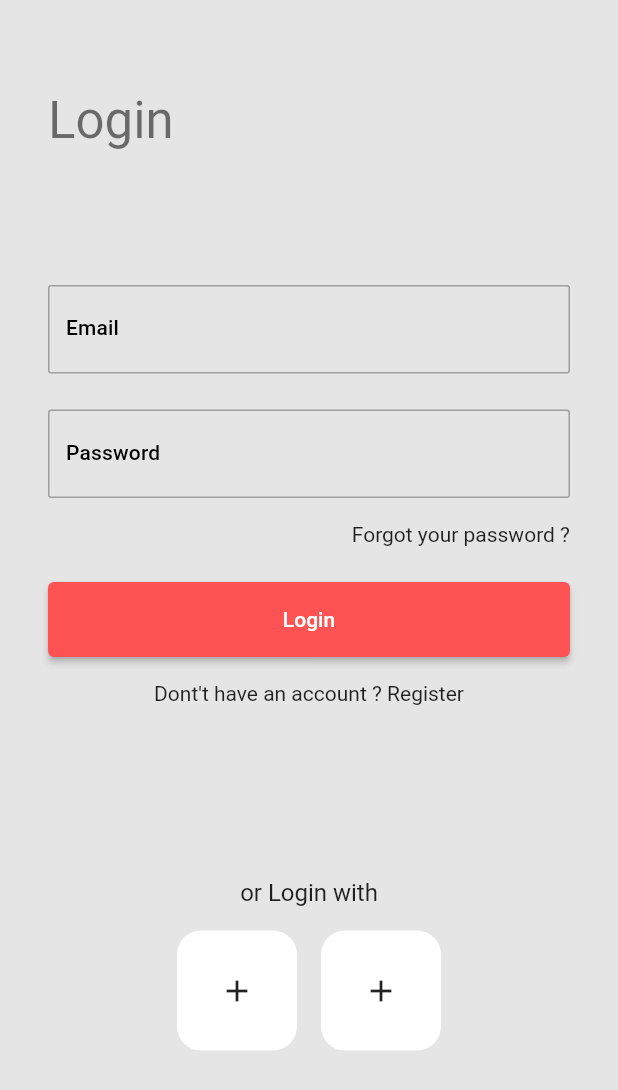
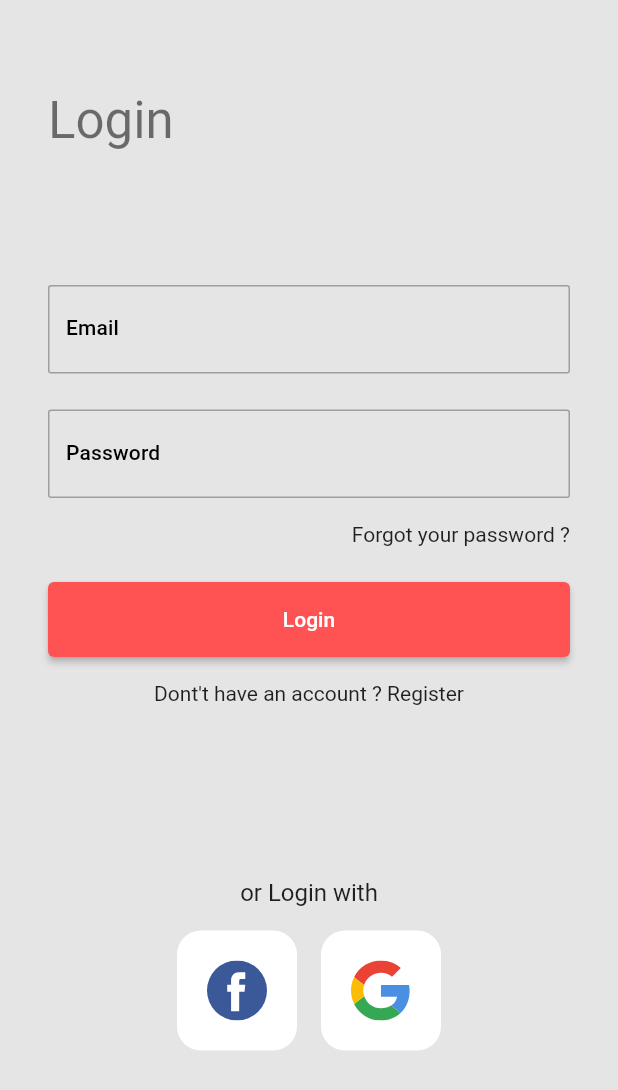
Before and after one commit to tawafmesar/eCommerceFLutter, a Flutter app: the screen it shows after launch, on a phone screen of 412 x 824 dp. Shown: the top 1090 px of the screen. Run offline on Flutter 3.47's test engine with Material 2 defaults, Android fonts, the phone set to English and light mode, and no system bars; our stand-ins replace cloud_firestore, firebase_auth, firebase_core, flutter_rating_bar, flutter_svg, get and 1 more; accounts and stored records are empty.

Commit message:
Add rating bar, favorite button, prices and social media buttons on auth page

```diff
--- a/lib/utilities/assets.dart
+++ b/lib/utilities/assets.dart
@@ -6,4 +6,11 @@ class AppAssets {
       'https://m.media-amazon.com/images/I/61-jBuhtgZL._UX569_.jpg';
 
   /// Shop Page Images
+  ///
+
+
+
+  /// Authentication Page Images
+  static const facebookIcon = 'assets/facebook-svgrepo-com.svg';
+  static const googleIcon = 'assets/google-svgrepo-com.svg';
 }
--- a/lib/views/pages/login_page.dart
+++ b/lib/views/pages/login_page.dart
@@ -5,7 +5,9 @@ import 'package:untitled1/utilities/ename.dart';
 import 'package:untitled1/views/widgets/main_buttom.dart';
 
 import '../../controllers/auth_controller.dart';
+import '../../utilities/assets.dart';
 import '../../utilities/routes.dart';
+import '../widgets/social_media_button.dart';
 
 class LoginPage extends StatefulWidget {
   const LoginPage({Key? key}) : super(key: key);
@@ -171,25 +173,16 @@ class _LoginPageState extends State<LoginPage> {
                       Row(
                         mainAxisAlignment: MainAxisAlignment.center,
                         children: [
-                          Container(
-                            height: 80,
-                            width: 80,
-                            decoration: BoxDecoration(
-                                borderRadius: BorderRadius.circular(16.0),
-                                color: Colors.white),
-                            child: Icon(Icons.add),
+                            SocialMediaButton(
+                            iconName: AppAssets.facebookIcon,
+                           	                            onPress: () {},
+                            ),
+                          const SizedBox(width: 16.0),
+
+                          SocialMediaButton(
+                            iconName: AppAssets.googleIcon,
+                            onPress: () {},
                           ),
-                          const SizedBox(
-                            width: 16,
-                          ),
-                          Container(
-                            height: 80,
-                            width: 80,
-                            decoration: BoxDecoration(
-                                borderRadius: BorderRadius.circular(16.0),
-                                color: Colors.white),
-                            child: Icon(Icons.add),
-                          )
                         ],
                       )
                     ],
--- /dev/null
+++ b/lib/views/widgets/social_media_button.dart
@@ -0,0 +1,33 @@
+import 'package:flutter/material.dart';
+import 'package:flutter_svg/flutter_svg.dart';
+
+class SocialMediaButton extends StatelessWidget {
+  const SocialMediaButton({
+    Key? key,
+    required this.iconName,
+    required this.onPress,
+  }) : super(key: key);
+  final String iconName;
+  final VoidCallback onPress;
+  @override
+  Widget build(BuildContext context) {
+    return InkWell(
+      onTap: onPress,
+      child: Container(
+        height: 80,
+        width: 80,
+        decoration: BoxDecoration(
+          borderRadius: BorderRadius.circular(16.0),
+          color: Colors.white,
+        ),
+        child: Center(
+          child: SvgPicture.asset(
+            iconName,
+            width: 40.0,
+            height: 40.0,
+          ),
+        ),
+      ),
+    );
+  }
+}
--- a/pubspec.yaml
+++ b/pubspec.yaml
@@ -41,6 +41,8 @@ dependencies:
   firebase_core: ^2.7.0
   cloud_firestore: ^4.4.3
   provider: ^6.0.5
+  flutter_svg: ^1.1.1+1
+  flutter_rating_bar: ^4.0.1
 
 dev_dependencies:
   flutter_test:
```
Also changed, not shown: lib/views/pages/home_page.dart (+15 -6 lines), lib/views/widgets/header_of_list.dart (added, +47 -0 lines), lib/views/widgets/list_item_home.dart (+106 -12 lines), assets/facebook-svgrepo-com.svg (added), assets/google-svgrepo-com.svg (added), pubspec.lock.
